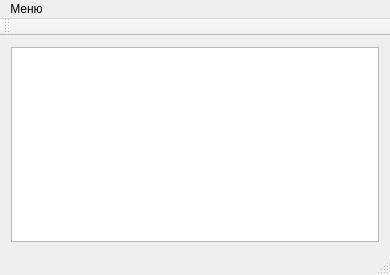
Before: the Qt Designer form UdpServer/server.ui in ulkiorra1992/UdpChat, drawn with Qt 5.
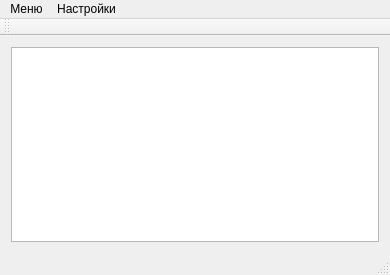
After: the same form once the commit is applied.

Diff of the .ui file:
```diff
--- a/UdpServer/server.ui
+++ b/UdpServer/server.ui
@@ -35,7 +35,14 @@
     </property>
     <addaction name="startServer"/>
    </widget>
+   <widget class="QMenu" name="menu_2">
+    <property name="title">
+     <string>Настройки</string>
+    </property>
+    <addaction name="appTray"/>
+   </widget>
    <addaction name="menu"/>
+   <addaction name="menu_2"/>
   </widget>
   <widget class="QToolBar" name="mainToolBar">
    <attribute name="toolBarArea">
```
Left out of the diff: 8 changed lines with no effect on the pictures.
